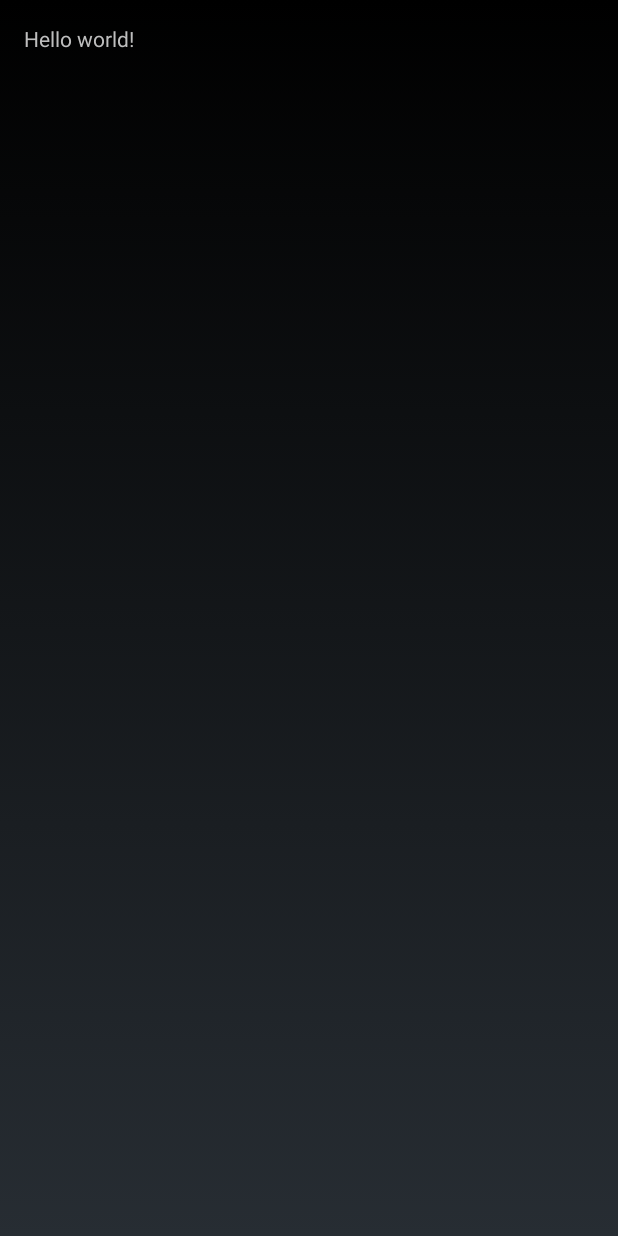
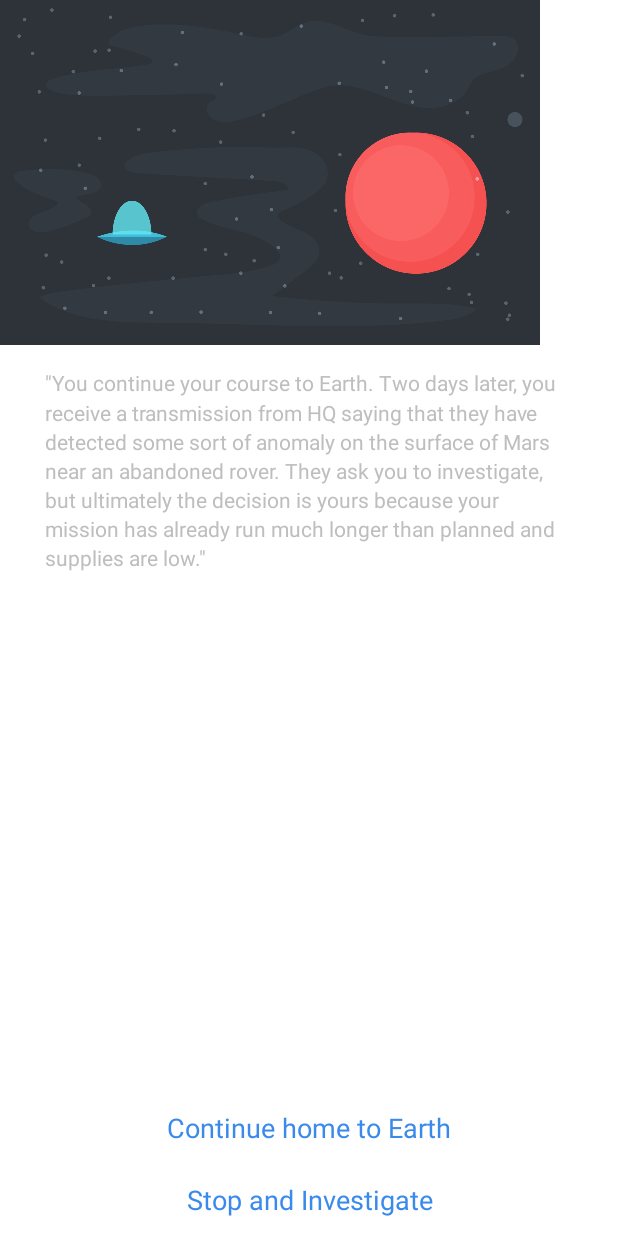
Before and after one commit to mikiebrenbren/TreehouseInteractiveStoryApp, an Android app: the layout activity_story.xml on its own in the app's theme, with its tools: preview values and no code run, on a phone screen of 412 x 824 dp. Run offline under Robolectric (Android 15) with nearby library versions, the phone set to English and light mode, and no system bars.

Commit message:
added some controller classes

```diff
--- a/app/src/main/java/com/veechie/mikiebrenbren/interactivestory/MainActivity.java
+++ b/app/src/main/java/com/veechie/mikiebrenbren/interactivestory/ui/MainActivity.java
@@ -1,4 +1,4 @@
-package com.veechie.mikiebrenbren.interactivestory;
+package com.veechie.mikiebrenbren.interactivestory.ui;
 
 import android.app.Activity;
 import android.content.Intent;
@@ -6,6 +6,8 @@ import android.os.Bundle;
 import android.view.View;
 import android.widget.Button;
 import android.widget.EditText;
+
+import com.veechie.mikiebrenbren.interactivestory.R;
 
 
 public class MainActivity extends Activity {
@@ -20,7 +22,6 @@ public class MainActivity extends Activity {
 
         mNameField = (EditText) findViewById(R.id.nameEditText);
         mStartButton = (Button) findViewById(R.id.startButton);
-
         mStartButton.setOnClickListener(new View.OnClickListener() {
             @Override
             public void onClick(View v) {
@@ -33,7 +34,6 @@ public class MainActivity extends Activity {
 
 
     private void startStory(String name){
-
         Intent intent = new Intent(this, StoryActivity.class);
         intent.putExtra(getString(R.string.key_name), name);
         startActivity(intent);
--- a/app/src/main/res/layout/activity_main.xml
+++ b/app/src/main/res/layout/activity_main.xml
@@ -2,7 +2,8 @@
     xmlns:tools="http://schemas.android.com/tools"
     android:layout_width="match_parent"
     android:layout_height="match_parent"
-    tools:context=".MainActivity">
+    tools:context=".MainActivity"
+    android:background="@android:color/white">
 
     <ImageView
         android:layout_width="match_parent"
@@ -23,7 +24,8 @@
         android:layout_alignParentBottom="true"
         android:layout_alignParentLeft="true"
         android:layout_alignParentStart="true"
-        />
+        android:background="@android:color/white"
+        android:textColor="#FF3A8AEC" />
 
     <EditText
         android:layout_width="match_parent"
--- a/app/src/main/res/layout/activity_story.xml
+++ b/app/src/main/res/layout/activity_story.xml
@@ -1,12 +1,51 @@
 <RelativeLayout xmlns:android="http://schemas.android.com/apk/res/android"
     xmlns:tools="http://schemas.android.com/tools" android:layout_width="match_parent"
-    android:layout_height="match_parent" android:paddingLeft="@dimen/activity_horizontal_margin"
-    android:paddingRight="@dimen/activity_horizontal_margin"
-    android:paddingTop="@dimen/activity_vertical_margin"
-    android:paddingBottom="@dimen/activity_vertical_margin"
-    tools:context="com.veechie.mikiebrenbren.interactivestory.StoryActivity">
+    android:layout_height="match_parent"
+    tools:context="com.veechie.mikiebrenbren.interactivestory.ui.StoryActivity"
+    android:background="@android:color/white">
 
-    <TextView android:text="@string/hello_world" android:layout_width="wrap_content"
-        android:layout_height="wrap_content" />
+    <ImageView
+        android:layout_width="wrap_content"
+        android:layout_height="wrap_content"
+        android:id="@+id/storyImageView"
+        android:layout_alignParentTop="true"
+        android:layout_alignParentLeft="true"
+        android:layout_alignParentStart="true"
+        android:src="@drawable/page0"
+        android:scaleType="fitXY" />
 
+    <TextView
+        android:layout_width="wrap_content"
+        android:layout_height="wrap_content"
+        android:text="&quot;You continue your course to Earth. Two days later, you receive a transmission from HQ saying that they have detected some sort of anomaly on the surface of Mars near an abandoned rover. They ask you to investigate, but ultimately the decision is yours because your mission has already run much longer than planned and supplies are low.&quot;"
+        android:id="@+id/storyTextView"
+        android:layout_below="@+id/storyImageView"
+        android:layout_alignLeft="@+id/storyImageView"
+        android:layout_alignStart="@+id/storyImageView"
+        android:paddingLeft="30dp"
+        android:paddingTop="15dp"
+        android:paddingRight="30dp"
+        android:lineSpacingMultiplier="1.2"/>
+
+    <Button
+        android:layout_width="match_parent"
+        android:layout_height="wrap_content"
+        android:text="Stop and Investigate"
+        android:id="@+id/choiceButton2"
+        android:layout_alignParentBottom="true"
+        android:layout_alignParentLeft="true"
+        android:layout_alignParentStart="true"
+        android:background="@android:color/white"
+        android:textColor="#ff3a8aec" />
+
+    <Button
+        android:layout_width="match_parent"
+        android:layout_height="wrap_content"
+        android:text="Continue home to Earth"
+        android:id="@+id/choiceButton1"
+        android:layout_above="@+id/choiceButton2"
+        android:layout_alignParentLeft="true"
+        android:layout_alignParentStart="true"
+        android:background="@android:color/white"
+        android:textColor="#ff3a8aec" />
 </RelativeLayout>
--- a/app/src/main/res/menu/menu_story.xml
+++ b/app/src/main/res/menu/menu_story.xml
@@ -1,7 +1,7 @@
 <menu xmlns:android="http://schemas.android.com/apk/res/android"
     xmlns:app="http://schemas.android.com/apk/res-auto"
     xmlns:tools="http://schemas.android.com/tools"
-    tools:context="com.veechie.mikiebrenbren.interactivestory.StoryActivity">
+    tools:context="com.veechie.mikiebrenbren.interactivestory.ui.StoryActivity">
     <item android:id="@+id/action_settings" android:title="@string/action_settings"
         android:orderInCategory="100" app:showAsAction="never" />
 </menu>
```
Also changed, not shown: app/src/main/AndroidManifest.xml (+7 -5 lines), app/src/main/java/com/veechie/mikiebrenbren/interactivestory/StoryActivity.java (deleted, +0 -27 lines), app/src/main/java/com/veechie/mikiebrenbren/interactivestory/model/Choice.java (added, +31 -0 lines), app/src/main/java/com/veechie/mikiebrenbren/interactivestory/model/Page.java (added, +68 -0 lines), app/src/main/java/com/veechie/mikiebrenbren/interactivestory/model/Story.java (added, +57 -0 lines), app/src/main/java/com/veechie/mikiebrenbren/interactivestory/ui/StoryActivity.java (added, +66 -0 lines).
